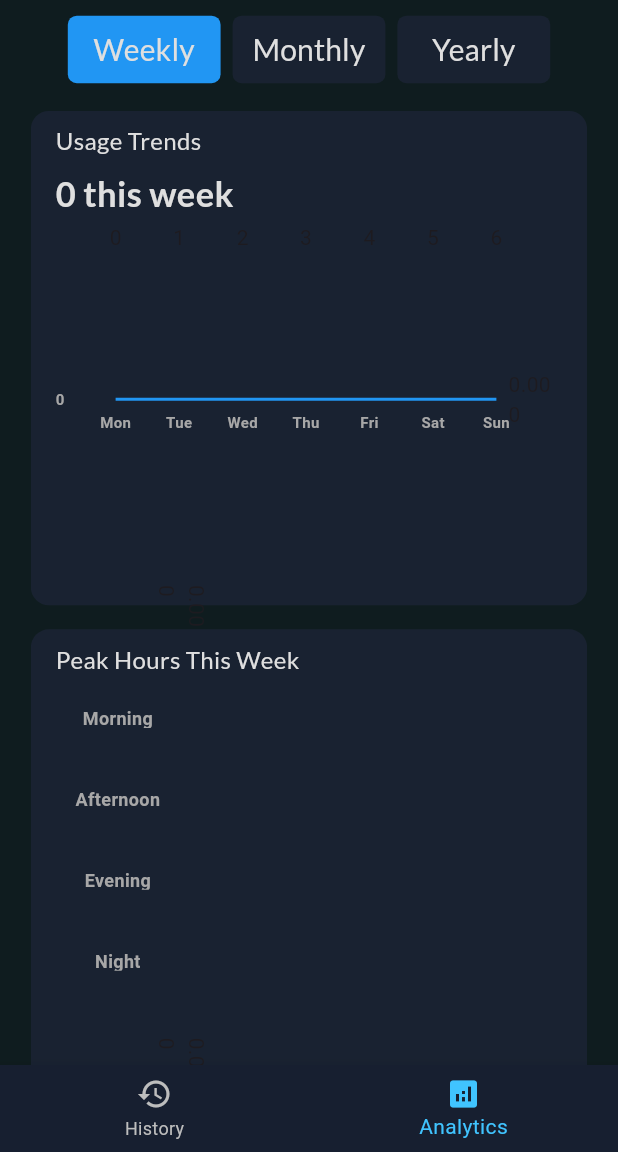
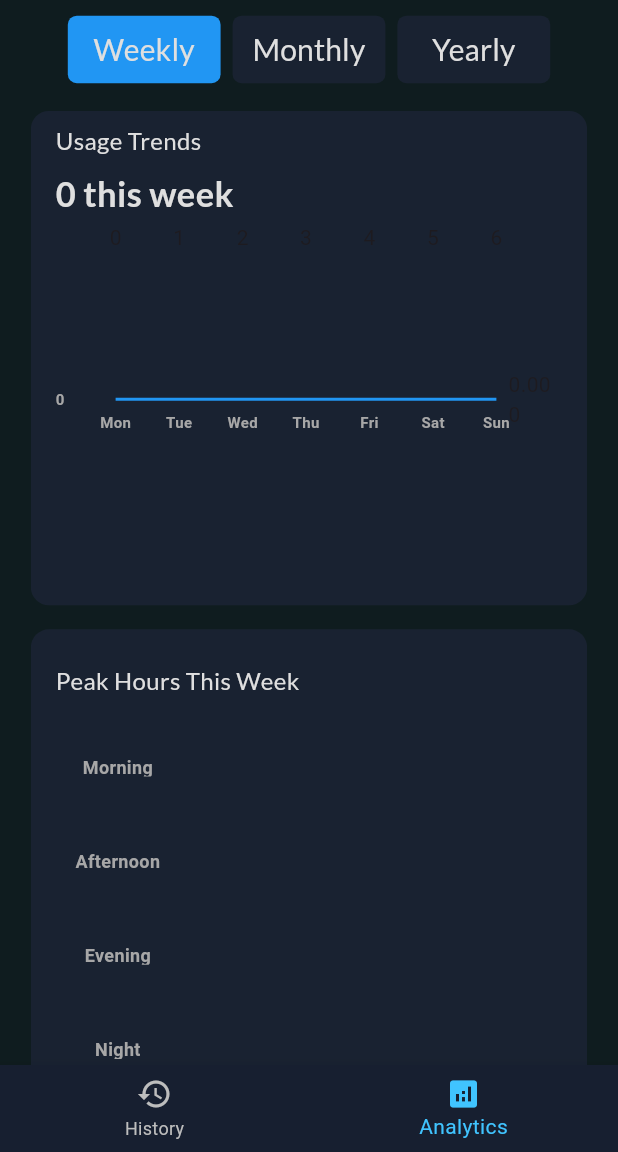
Before and after one commit to Josh-needs-help/snack_dispenser_app, a Flutter app: the screen it shows after launch, swiped to page 2, on a phone screen of 412 x 824 dp, the part 84-1236 px from its top. Run offline on Flutter 3.47's test engine with Material 3 defaults, Android fonts, the phone set to English and light mode, and no system bars; drawn by our look-alikes of auto_size_text, fl_chart; our stand-ins replace firebase_core, firebase_database, google_fonts, shared_preferences; accounts and stored records are empty.

Commit message:
Small bug fixes.

```diff
--- a/lib/Components/BarChart.dart
+++ b/lib/Components/BarChart.dart
@@ -19,6 +19,9 @@ class HistoryBarChart extends StatelessWidget {
           barTouchData: BarTouchData(enabled: false),
           titlesData: FlTitlesData(
             show: true,
+            leftTitles: AxisTitles(
+            sideTitles: SideTitles(showTitles: false),
+          ),
             topTitles: AxisTitles(sideTitles: SideTitles(showTitles: false)),
             bottomTitles: AxisTitles(
               sideTitles: SideTitles(
--- a/lib/Components/LineChart.dart
+++ b/lib/Components/LineChart.dart
@@ -22,7 +22,7 @@ class HistoryLineChart extends StatelessWidget {
       'Nov',
       'Dec',
     ];
-    List<int> days = [1,5,10,15,20,25,30];
+    List<int> days = [1, 5, 10, 15, 20, 25, 30];
     final maxY = data.isEmpty
         ? 0.0
         : data.reduce((a, b) => a > b ? a : b).toDouble();
@@ -32,8 +32,8 @@ class HistoryLineChart extends StatelessWidget {
         maxY: maxY,
         lineBarsData: [
           LineChartBarData(
+            isCurved: false,
             spots: intToSpots(),
-            isCurved: true,
             barWidth: 2,
             color: Colors.blue,
             belowBarData: BarAreaData(
@@ -55,9 +55,8 @@ class HistoryLineChart extends StatelessWidget {
                 final x = value.toInt();
 
                 if (mode == "weekly") {
-                  if (x < 0 || x >= weekDays.length)
-                  {
-                     return const SizedBox.shrink();
+                  if (x < 0 || x >= weekDays.length) {
+                    return const SizedBox.shrink();
                   }
                   return Padding(
                     padding: const EdgeInsets.only(top: 8),
@@ -73,9 +72,8 @@ class HistoryLineChart extends StatelessWidget {
                 }
 
                 if (mode == "yearly") {
-                  if (x < 0 || x >= months.length)
-                  {
-                     return const SizedBox.shrink();
+                  if (x < 0 || x >= months.length) {
+                    return const SizedBox.shrink();
                   }
                   return Padding(
                     padding: const EdgeInsets.only(top: 8),
@@ -138,7 +136,10 @@ class HistoryLineChart extends StatelessWidget {
   List<FlSpot> intToSpots() {
     return List.generate(
       data.length,
-      (i) => FlSpot(i.toDouble(), data[i].toDouble()),
+      (i) => FlSpot(
+        i.toDouble(),
+        data[i].toDouble().clamp(0.0, double.infinity),
+      ),
     );
   }
 }
--- a/lib/Pages/AnalyticsPage.dart
+++ b/lib/Pages/AnalyticsPage.dart
@@ -99,16 +99,17 @@ class _AnalyticsPageState extends State<AnalyticsPage>
                 width: MediaQuery.of(context).size.width * 0.90,
                 height: MediaQuery.of(context).size.height * 0.4,
                 content: Column(
+                  mainAxisAlignment: MainAxisAlignment.spaceEvenly,
                   crossAxisAlignment: CrossAxisAlignment.start,
                   children: [
                     AutoScaleText(
                       text: "Peak Hours This ${tabIndex==0?"Week":(tabIndex==1?"Month":"Year")}",
                       align: TextAlign.start,
-                      weight: FontWeight.w400,
+                      weight: FontWeight.w500,
                       maxLines: 1,
                       maxSize: 16,
                     ),
-                    const SizedBox(height: 8),
+                    const SizedBox(height: 32),
                     SizedBox(
                       height: 200,
                       width: double.infinity,
```
Also changed, not shown: 3 other files.
